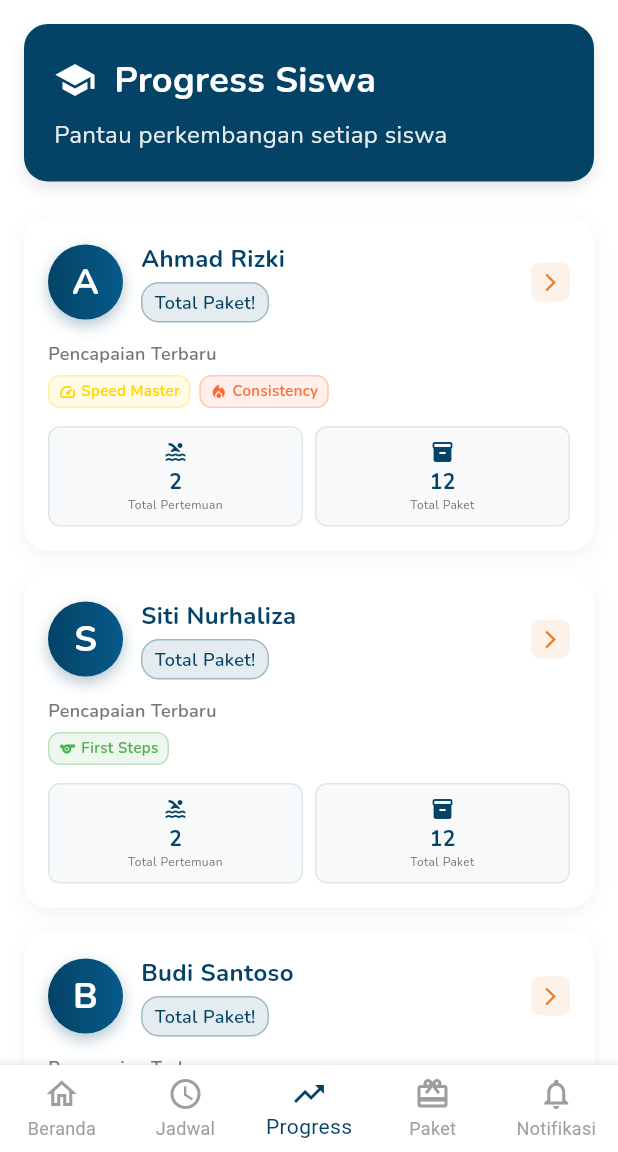
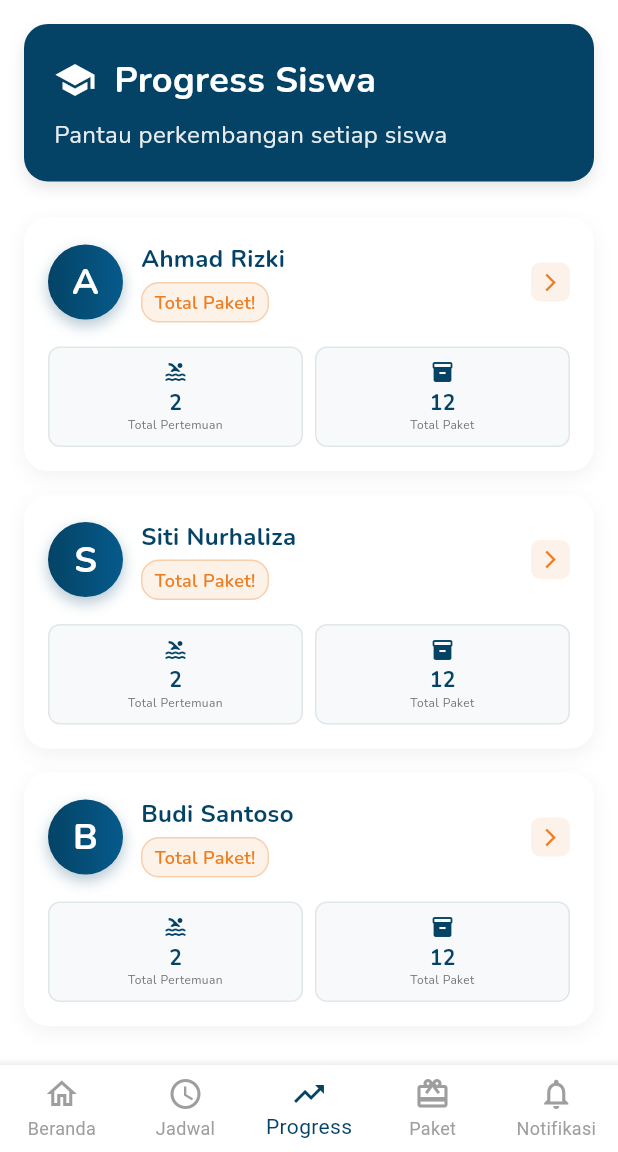
Before and after one commit to csworksdev/maestro-student-mobile, a Flutter app: the MainScreen screen opened by its route, item 3 of the bottom bar chosen, on a phone screen of 412 x 824 dp, the part 84-1236 px from its top. Run offline on Flutter 3.47's test engine with Material 3 defaults, Android fonts, the phone set to English and light mode, and no system bars; our stand-ins replace audioplayers, carousel_slider, device_info_plus, firebase_core, firebase_messaging, flutter_local_notifications and 4 more; missing offline and left inert: flutter_background_service, flutter_background_service_android; accounts and stored records are empty; network calls fail; project files that could hold a hidden picture were left out.

Commit message:
Update code

```diff
--- a/lib/screens/progress_list_screen.dart
+++ b/lib/screens/progress_list_screen.dart
@@ -190,22 +190,7 @@ class _ProgressListScreenState extends State<ProgressListScreen> {
                   ],
                 ),
 
-                const SizedBox(height: 12),
-
-                // Badges Section
-                if (student.badges.isNotEmpty) ...[
-                  Text(
-                    'Pencapaian Terbaru',
-                    style: GoogleFonts.nunito(
-                      fontSize: 12,
-                      fontWeight: FontWeight.w600,
-                      color: isDarkMode ? Colors.white70 : Colors.grey[600],
-                    ),
-                  ),
-                  const SizedBox(height: 6),
-                  _buildBadgesRow(student.badges),
-                  const SizedBox(height: 12),
-                ],
+                const SizedBox(height: 16),
 
                 // Progress Summary
                 _buildProgressSummary(student, isDarkMode),
@@ -221,10 +206,10 @@ class _ProgressListScreenState extends State<ProgressListScreen> {
     return Container(
       padding: const EdgeInsets.symmetric(horizontal: 8, vertical: 4),
       decoration: BoxDecoration(
-        color: const Color(0xFF044366).withOpacity(0.1),
+        color: const Color(0xFFEE7D21).withOpacity(0.1),
         borderRadius: BorderRadius.circular(12),
         border: Border.all(
-          color: const Color(0xFF044366).withOpacity(0.3),
+          color: const Color(0xFFEE7D21).withOpacity(0.3),
         ),
       ),
       child: Text(
@@ -232,7 +217,7 @@ class _ProgressListScreenState extends State<ProgressListScreen> {
         style: GoogleFonts.nunito(
           fontSize: 12,
           fontWeight: FontWeight.w600,
-          color: const Color(0xFF044366),
+          color: const Color(0xFFEE7D21),
         ),
       ),
     );
@@ -307,62 +292,6 @@ class _ProgressListScreenState extends State<ProgressListScreen> {
         ],
       ),
     );
-  }
-
-  Widget _buildBadgesRow(List<models.Badge> badges) {
-    return Wrap(
-      spacing: 6,
-      runSpacing: 6,
-      children: badges.take(3).map((badge) {
-        return Container(
-          padding: const EdgeInsets.symmetric(horizontal: 6, vertical: 3),
-          decoration: BoxDecoration(
-            color: Color(int.parse(badge.color.replaceFirst('#', '0xFF'))).withValues(alpha: 0.1),
-            borderRadius: BorderRadius.circular(8),
-            border: Border.all(
-              color: Color(int.parse(badge.color.replaceFirst('#', '0xFF'))).withValues(alpha: 0.3),
-            ),
-          ),
-          child: Row(
-            mainAxisSize: MainAxisSize.min,
-            children: [
-              Icon(
-                _getBadgeIcon(badge.icon),
-                size: 12,
-                color: Color(int.parse(badge.color.replaceFirst('#', '0xFF'))),
-              ),
-              const SizedBox(width: 3),
-              Flexible(
-                child: Text(
-                  badge.name,
-                  style: GoogleFonts.nunito(
-                    fontSize: 10,
-                    fontWeight: FontWeight.w600,
-                    color: Color(int.parse(badge.color.replaceFirst('#', '0xFF'))),
-                  ),
-                  overflow: TextOverflow.ellipsis,
-                ),
-              ),
-            ],
-          ),
-        );
-      }).toList(),
-    );
-  }
-
-  IconData _getBadgeIcon(String iconName) {
-    switch (iconName) {
-      case 'speed':
-        return Icons.speed;
-      case 'endurance':
-        return Icons.timer;
-      case 'technique':
-        return Icons.sports;
-      case 'consistency':
-        return Icons.local_fire_department;
-      default:
-        return Icons.emoji_events;
-    }
   }
 }
 
--- a/lib/screens/student_detail_screen.dart
+++ b/lib/screens/student_detail_screen.dart
@@ -117,7 +117,7 @@ class _StudentDetailScreenState extends State<StudentDetailScreen> {
                           ),
                         ),
               child: Padding(
-                padding: const EdgeInsets.symmetric(horizontal: 20, vertical: 25),
+                padding: const EdgeInsets.symmetric(horizontal: 20, vertical: 20),
                 child: Row(
                   crossAxisAlignment: CrossAxisAlignment.center,
                   children: [
--- a/pubspec.yaml
+++ b/pubspec.yaml
@@ -65,6 +65,7 @@ dependencies:
   gallery_saver_plus: ^3.2.9
   rename: ^3.1.0
   audioplayers: ^6.5.1
+  flutter_background_service: ^5.1.0
 
 dev_dependencies:
   flutter_test:
```
Also changed, not shown: lib/main.dart (+16 -12 lines), lib/services/background_service.dart (added, +90 -0 lines), lib/services/notification_service.dart (+15 -5 lines), pubspec.lock, 1 other file.
